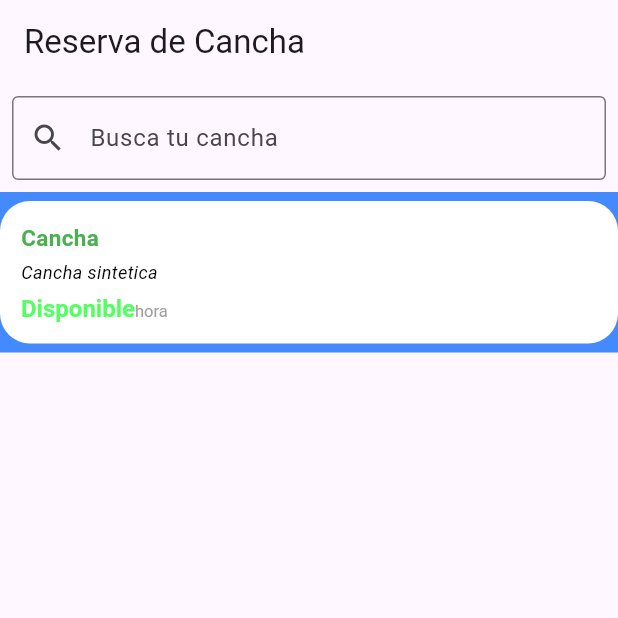
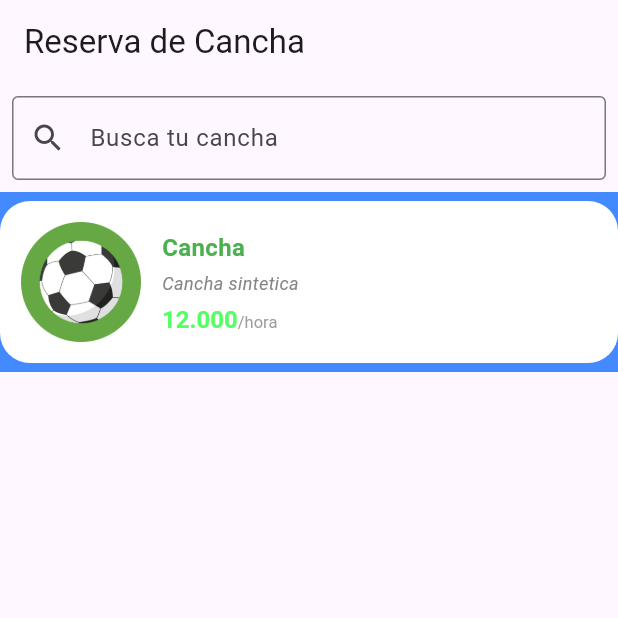
Before and after one commit to AyalaFranco/DashboardCanchasAdmin, a Flutter app: the screen it shows after launch, on a phone screen of 412 x 824 dp, the top half of it. Run offline on Flutter 3.47's test engine with Material 3 defaults, Android fonts, the phone set to English and light mode, and no system bars.

Commit message:
selector cancha 2.0

```diff
--- a/lib/widgets/selector_cancha.dart
+++ b/lib/widgets/selector_cancha.dart
@@ -19,6 +19,12 @@ class selectorCancha extends StatelessWidget {
           ),
           child: Row(
             children: [
+              Container(
+                child: Image.asset("assets/images/futbol.png"),
+                width: 80,
+                height:80,
+                ),
+              const SizedBox(width:14),
               Expanded(
                 child: Column(
                   crossAxisAlignment: CrossAxisAlignment.start, //Alinea todos los widgets
@@ -29,23 +35,23 @@ class selectorCancha extends StatelessWidget {
                         Text( //Titulo
                           "Cancha",
                           style: TextStyle(
-                            fontSize:15,
+                            fontSize:16,
                             fontWeight: FontWeight.bold,
                             color: Colors.green
                           ),
                         ),
                       ],
                     ),
-                    SizedBox(height: 4),
+                    const SizedBox(height: 4),
                     Text(
                       "Cancha sintetica",
                       style: TextStyle(
                         fontSize: 12,
-                        color: Colors.black,
+                        color: const Color.fromARGB(255, 133, 133, 133),
                         fontStyle: FontStyle.italic,
                       ),
                     ),
-                        SizedBox(height: 6),
+                       const SizedBox(height: 6),
                         Row( //Otro texto
                           mainAxisAlignment: MainAxisAlignment.spaceBetween,
                           children: [
@@ -53,7 +59,7 @@ class selectorCancha extends StatelessWidget {
                               text: TextSpan(
                                 children: [
                                   TextSpan(
-                                text: "Disponible",
+                                text: "12.000",
                                 style: TextStyle(
                                   fontSize: 16,
                                   fontWeight: FontWeight.bold,
@@ -61,7 +67,7 @@ class selectorCancha extends StatelessWidget {
                                 ),
                               ),
                               TextSpan(
-                                text: "hora",
+                                text: "/hora",
                                 style: TextStyle(
                                   fontSize: 11,
                                   color: Colors.grey
```
